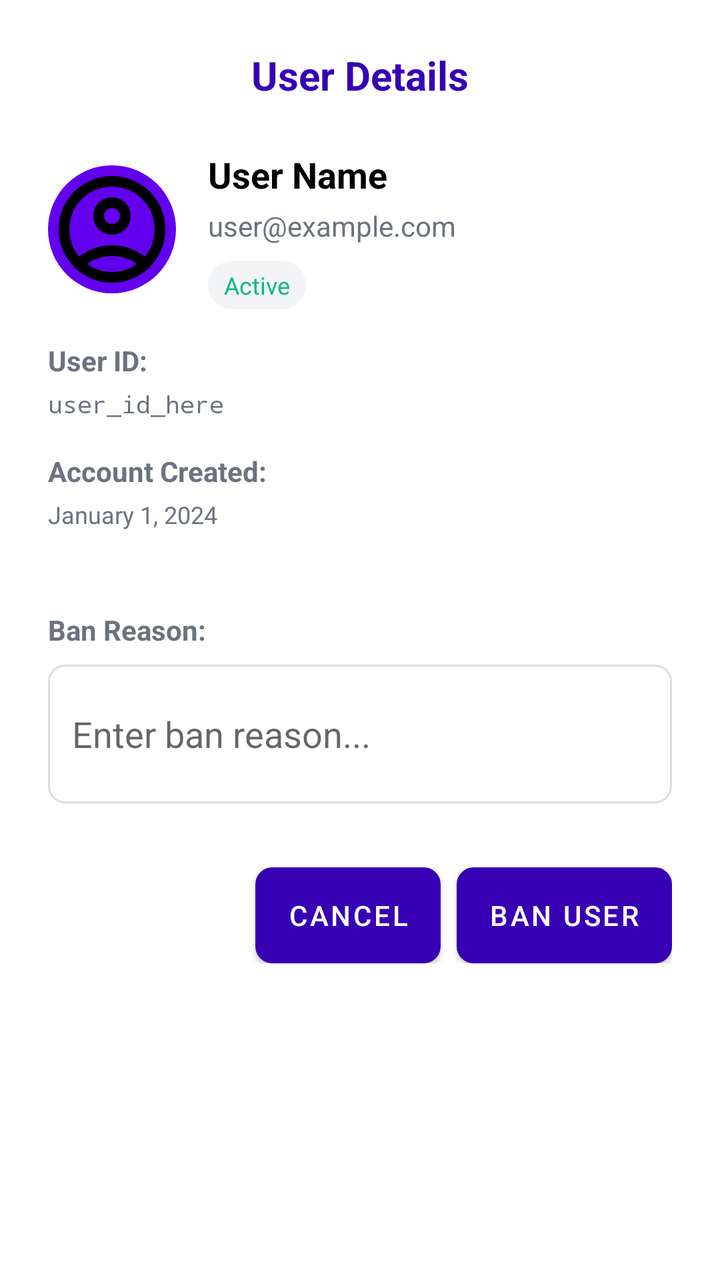
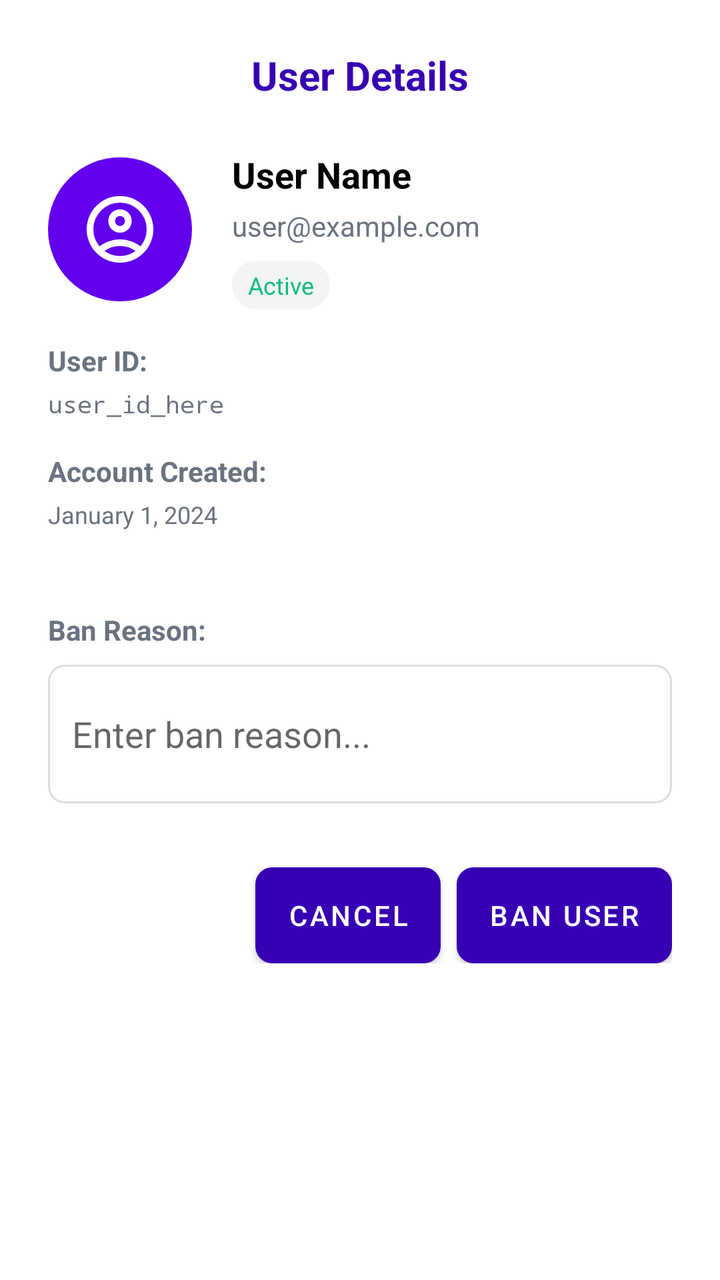

The first picture is an Android layout as it rendered before a commit; the second is the same layout after the commit. The layout source and the unified diff follow.
<!-- AndroidManifest.xml: application theme Theme.WatUFound -->
<!-- res/layout/dialog_user_detail.xml -->
<?xml version="1.0" encoding="utf-8"?>
<LinearLayout xmlns:android="http://schemas.android.com/apk/res/android"
    android:layout_width="match_parent"
    android:layout_height="wrap_content"
    android:orientation="vertical"
    android:padding="24dp"
    android:background="@android:color/white">

    
    <TextView
        android:layout_width="match_parent"
        android:layout_height="wrap_content"
        android:text="User Details"
        android:textSize="20sp"
        android:textStyle="bold"
        android:textColor="@color/purple_700"
        android:gravity="center"
        android:layout_marginBottom="24dp" />

    
    <LinearLayout
        android:layout_width="match_parent"
        android:layout_height="wrap_content"
        android:orientation="horizontal"
        android:layout_marginBottom="16dp"
        android:gravity="center_vertical">

        <ImageView
            android:id="@+id/dialogUserAvatar"
            android:layout_width="64dp"
            android:layout_height="64dp"
            android:src="@drawable/ic_person_black_24dp"
            android:background="@drawable/profile_picture_background"
            android:scaleType="centerCrop"
            android:layout_marginEnd="16dp" />

        <LinearLayout
            android:layout_width="0dp"
            android:layout_height="wrap_content"
            android:layout_weight="1"
            android:orientation="vertical">

            <TextView
                android:id="@+id/dialogUserName"
                android:layout_width="wrap_content"
                android:layout_height="wrap_content"
                android:text="User Name"
                android:textSize="18sp"
                android:textStyle="bold"
                android:textColor="@android:color/black"
                android:layout_marginBottom="4dp" />

            <TextView
                android:id="@+id/dialogUserEmail"
                android:layout_width="wrap_content"
                android:layout_height="wrap_content"
                android:text="user@example.com"
                android:textSize="14sp"
                android:textColor="@color/gray"
                android:layout_marginBottom="8dp" />

            <TextView
                android:id="@+id/dialogUserStatus"
                android:layout_width="wrap_content"
                android:layout_height="wrap_content"
                android:text="Active"
                android:textSize="12sp"
                android:textColor="@color/green"
                android:background="@drawable/tag_category_bg"
                android:paddingHorizontal="8dp"
                android:paddingVertical="4dp" />

        </LinearLayout>
    </LinearLayout>

    
    <LinearLayout
        android:layout_width="match_parent"
        android:layout_height="wrap_content"
        android:orientation="vertical"
        android:layout_marginBottom="24dp">

        <TextView
            android:layout_width="wrap_content"
            android:layout_height="wrap_content"
            android:text="User ID:"
            android:textSize="14sp"
            android:textStyle="bold"
            android:textColor="@color/gray"
            android:layout_marginBottom="4dp" />

        <TextView
            android:id="@+id/dialogUserId"
            android:layout_width="wrap_content"
            android:layout_height="wrap_content"
            android:text="user_id_here"
            android:textSize="12sp"
            android:textColor="@color/gray"
            android:layout_marginBottom="16dp"
            android:fontFamily="monospace" />

        <TextView
            android:layout_width="wrap_content"
            android:layout_height="wrap_content"
            android:text="Account Created:"
            android:textSize="14sp"
            android:textStyle="bold"
            android:textColor="@color/gray"
            android:layout_marginBottom="4dp" />

        <TextView
            android:id="@+id/dialogUserCreated"
            android:layout_width="wrap_content"
            android:layout_height="wrap_content"
            android:text="January 1, 2024"
            android:textSize="12sp"
            android:textColor="@color/gray"
            android:layout_marginBottom="16dp" />

        
        <LinearLayout
            android:id="@+id/banReasonSection"
            android:layout_width="match_parent"
            android:layout_height="wrap_content"
            android:orientation="vertical"
            android:visibility="gone"
            android:layout_marginBottom="16dp">

            <TextView
                android:layout_width="wrap_content"
                android:layout_height="wrap_content"
                android:text="Ban Reason:"
                android:textSize="14sp"
                android:textStyle="bold"
                android:textColor="@color/gray"
                android:layout_marginBottom="4dp" />

            <TextView
                android:id="@+id/dialogBanReason"
                android:layout_width="wrap_content"
                android:layout_height="wrap_content"
                android:text=""
                android:textSize="12sp"
                android:textColor="@color/gray"
                android:layout_marginTop="4dp" />

        </LinearLayout>

    </LinearLayout>

    
    <LinearLayout
        android:id="@+id/banReasonInputSection"
        android:layout_width="match_parent"
        android:layout_height="wrap_content"
        android:orientation="vertical"
        android:layout_marginBottom="16dp">

        <TextView
            android:layout_width="wrap_content"
            android:layout_height="wrap_content"
            android:text="Ban Reason:"
            android:textSize="14sp"
            android:textStyle="bold"
            android:textColor="@color/gray"
            android:layout_marginBottom="8dp" />

        <EditText
            android:id="@+id/dialogBanReasonInput"
            android:layout_width="match_parent"
            android:layout_height="wrap_content"
            android:hint="Enter ban reason..."
            android:inputType="textMultiLine"
            android:minLines="2"
            android:maxLines="3"
            android:background="@drawable/input_field_background"
            android:padding="12dp"
            android:layout_marginBottom="16dp" />

    </LinearLayout>

    
    <LinearLayout
        android:layout_width="match_parent"
        android:layout_height="wrap_content"
        android:orientation="horizontal"
        android:gravity="end">

        <Button
            android:id="@+id/dialogCancelButton"
            android:layout_width="wrap_content"
            android:layout_height="wrap_content"
            android:text="Cancel"
            android:layout_marginEnd="8dp"
            android:background="@drawable/rounded_button_background"
            android:textColor="@color/white"
            android:backgroundTint="@color/gray" />

        <Button
            android:id="@+id/dialogBanButton"
            android:layout_width="wrap_content"
            android:layout_height="wrap_content"
            android:text="Ban User"
            android:background="@drawable/rounded_button_background"
            android:textColor="@color/white"
            android:backgroundTint="@color/orange" />

        <Button
            android:id="@+id/dialogUnbanButton"
            android:layout_width="wrap_content"
            android:layout_height="wrap_content"
            android:text="Unban User"
            android:visibility="gone"
            android:layout_marginStart="8dp"
            android:background="@drawable/rounded_button_background"
            android:textColor="@color/white"
            android:backgroundTint="@color/green" />

    </LinearLayout>

</LinearLayout>
<!-- resources referenced by this layout -->
<resources>
  <color name="gray">#6B7280</color>
  <color name="green">#10B981</color>
  <color name="orange">#F59E0B</color>
  <color name="purple_700">#FF3700B3</color>
  <color name="white">#FFFFFFFF</color>
  <!-- drawable ic_person_black_24dp (drawable) -->
  <vector xmlns:android="http://schemas.android.com/apk/res/android" android:height="24dp" android:tint="#000000" android:viewportHeight="960" android:viewportWidth="960" android:width="24dp">
        
      <path android:fillColor="@android:color/white" android:pathData="M234,684Q285,645 348,622.5Q411,600 480,600Q549,600 612,622.5Q675,645 726,684Q761,643 780.5,591Q800,539 800,480Q800,347 706.5,253.5Q613,160 480,160Q347,160 253.5,253.5Q160,347 160,480Q160,539 179.5,591Q199,643 234,684ZM480,520Q421,520 380.5,479.5Q340,439 340,380Q340,321 380.5,280.5Q421,240 480,240Q539,240 579.5,280.5Q620,321 620,380Q620,439 579.5,479.5Q539,520 480,520ZM480,880Q397,880 324,848.5Q251,817 197,763Q143,709 111.5,636Q80,563 80,480Q80,397 111.5,324Q143,251 197,197Q251,143 324,111.5Q397,80 480,80Q563,80 636,111.5Q709,143 763,197Q817,251 848.5,324Q880,397 880,480Q880,563 848.5,636Q817,709 763,763Q709,817 636,848.5Q563,880 480,880ZM480,800Q533,800 580,784.5Q627,769 666,740Q627,711 580,695.5Q533,680 480,680Q427,680 380,695.5Q333,711 294,740Q333,769 380,784.5Q427,800 480,800ZM480,440Q506,440 523,423Q540,406 540,380Q540,354 523,337Q506,320 480,320Q454,320 437,337Q420,354 420,380Q420,406 437,423Q454,440 480,440ZM480,380Q480,380 480,380Q480,380 480,380Q480,380 480,380Q480,380 480,380Q480,380 480,380Q480,380 480,380Q480,380 480,380Q480,380 480,380ZM480,740Q480,740 480,740Q480,740 480,740Q480,740 480,740Q480,740 480,740Q480,740 480,740Q480,740 480,740Q480,740 480,740Q480,740 480,740Z"/>
      
  </vector>
  <!-- drawable input_field_background (drawable) -->
  <?xml version="1.0" encoding="utf-8"?>
  <shape xmlns:android="http://schemas.android.com/apk/res/android"
      android:shape="rectangle">
  
      <solid android:color="@android:color/white" />
  
      <stroke
          android:width="1dp"
          android:color="#DDDDDD" />
  
      <corners android:radius="8dp" />
  </shape>
  <!-- drawable profile_picture_background (drawable) -->
  <?xml version="1.0" encoding="utf-8"?>
  <shape xmlns:android="http://schemas.android.com/apk/res/android"
      android:shape="oval">
      <solid android:color="#6200EE" />
  </shape>
  <!-- drawable rounded_button_background (drawable) -->
  <?xml version="1.0" encoding="utf-8"?>
  <shape xmlns:android="http://schemas.android.com/apk/res/android"
      android:shape="rectangle">
      <solid android:color="@color/purple_700" />
      <corners android:radius="8dp" />
      <stroke
          android:width="1dp"
          android:color="@color/purple_700" />
  </shape>
  <!-- drawable tag_category_bg (drawable) -->
  <?xml version="1.0" encoding="utf-8"?>
  <shape xmlns:android="http://schemas.android.com/apk/res/android"
      android:shape="rectangle">
      <solid android:color="@color/category_background" />
      <corners android:radius="16dp" />
  </shape>
  <style name="Theme.WatUFound" parent="Theme.MaterialComponents.DayNight.NoActionBar">
          
          <item name="colorPrimary">@color/purple_500</item>
          <item name="colorPrimaryVariant">@color/purple_700</item>
          <item name="colorOnPrimary">@color/white</item>
          
          <item name="colorSecondary">@color/teal_200</item>
          <item name="colorSecondaryVariant">@color/teal_700</item>
          <item name="colorOnSecondary">@color/black</item>
          
          <item name="android:statusBarColor">?attr/colorPrimaryVariant</item>
          
      </style>
  <color name="category_background">#f3f4f6</color>
  <color name="purple_500">#3700b3</color>
  <color name="teal_200">#FF03DAC5</color>
  <color name="teal_700">#FF018786</color>
  <color name="black">#FF000000</color>
</resources>

<!-- the commit's change to res/layout/dialog_user_detail.xml (unified diff, before → after) -->
@@ -2,6 +2,7 @@
 <LinearLayout xmlns:android="http://schemas.android.com/apk/res/android"
     android:layout_width="match_parent"
     android:layout_height="wrap_content"
+    xmlns:app="http://schemas.android.com/apk/res-auto"
     android:orientation="vertical"
     android:padding="24dp"
     android:background="@android:color/white">
@@ -26,13 +27,14 @@
         android:gravity="center_vertical">
 
         <ImageView
-            android:id="@+id/dialogUserAvatar"
-            android:layout_width="64dp"
-            android:layout_height="64dp"
+            android:layout_width="72dp"
+            android:layout_height="72dp"
+            android:layout_marginEnd="20dp"
+            android:background="@drawable/profile_picture_background"
             android:src="@drawable/ic_person_black_24dp"
-            android:background="@drawable/profile_picture_background"
-            android:scaleType="centerCrop"
-            android:layout_marginEnd="16dp" />
+            android:padding="16dp"
+            app:tint="@color/white" />
+
 
         <LinearLayout
             android:layout_width="0dp"
